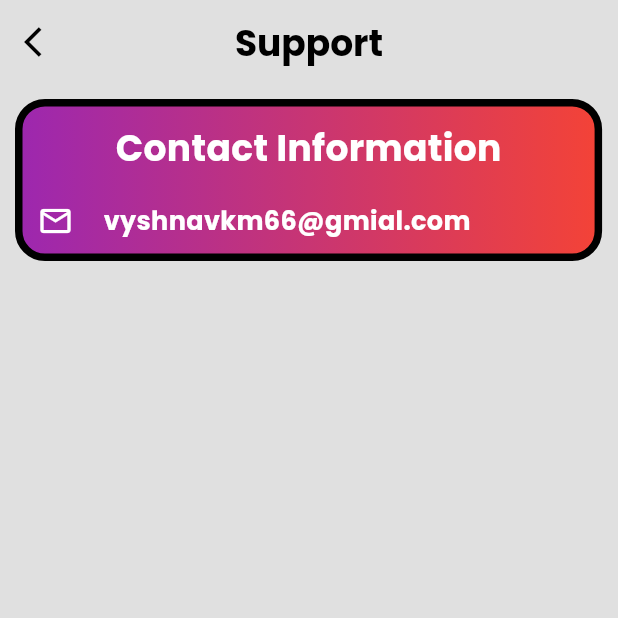
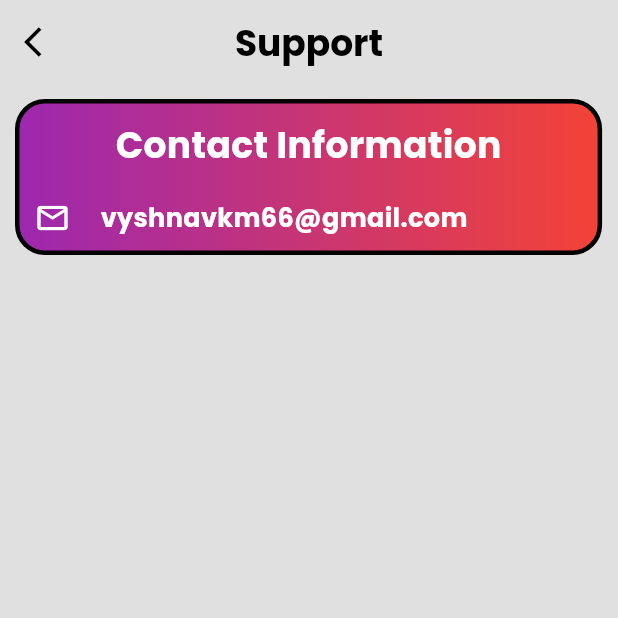
Before and after one commit to VYSHNAVKM/notely_app, a Flutter app: the SupportScreen screen opened directly, on a phone screen of 412 x 824 dp, the top half of it. Run offline on Flutter 3.47's test engine with Material 3 defaults, Android fonts, the phone set to English and light mode, and no system bars; our stand-ins replace google_fonts, hive, hive_flutter, lottie, shared_preferences; accounts and stored records are empty.

```diff
--- a/lib/view/home_screen/widgets/drawer_screens/privacypolicy.dart
+++ b/lib/view/home_screen/widgets/drawer_screens/privacypolicy.dart
@@ -47,7 +47,7 @@ class _PrivacyPolicyScreenState extends State<PrivacyPolicyScreen> {
                         LinearGradient(colors: [Colors.purple, Colors.red]),
                     border: Border.all(
                       color: primarycolordark,
-                      width: 5,
+                      width: 3,
                     )),
                 width: MediaQuery.of(context).size.width * 0.99,
                 child: Padding(
@@ -103,7 +103,7 @@ class _PrivacyPolicyScreenState extends State<PrivacyPolicyScreen> {
                       ),
                       Text("6. Third-Party Services", style: maintextlight),
                       Text(
-                        '6.1. NOTELY App may use third-party services for analytics and crash reporting. These services may collect anonymous usage data to help identify and fix app issues.\n6.2. Users are encouraged to review the privacy policies of third-party services used by NOTELY App.',
+                        '6.1 NOTELY App may use third-party services for analytics and crash reporting. These services may collect anonymous usage data to help identify and fix app issues.\n6.2 Users are encouraged to review the privacy policies of third-party services used by NOTELY App.',
                         style: descriptionstyle,
                         textAlign: TextAlign.justify,
                       ),
--- a/lib/view/home_screen/widgets/drawer_screens/support.dart
+++ b/lib/view/home_screen/widgets/drawer_screens/support.dart
@@ -42,7 +42,7 @@ class _SupportScreenState extends State<SupportScreen> {
                   gradient: LinearGradient(colors: [Colors.purple, Colors.red]),
                   border: Border.all(
                     color: primarycolordark,
-                    width: 5,
+                    width: 3,
                   )),
               width: MediaQuery.of(context).size.width * 0.95,
               child: Padding(
@@ -63,7 +63,7 @@ class _SupportScreenState extends State<SupportScreen> {
                           width: 20,
                         ),
                         Text(
-                          'vyshnavkm66@gmial.com',
+                          'vyshnavkm66@gmail.com',
                           style: subtextlight,
                         ),
                       ],
--- a/lib/view/home_screen/widgets/drawer_screens/terms_and_conditions.dart
+++ b/lib/view/home_screen/widgets/drawer_screens/terms_and_conditions.dart
@@ -19,6 +19,7 @@ class _TermsAndConditionScreenState extends State<TermsAndConditionScreen> {
     return Scaffold(
       backgroundColor: primarycolorlight,
       appBar: AppBar(
+
         leading: IconButton(
           onPressed: () {
             Navigator.pop(context);
@@ -28,7 +29,7 @@ class _TermsAndConditionScreenState extends State<TermsAndConditionScreen> {
             color: primarycolordark,
           ),
         ),
-        backgroundColor: primarycolorlight,
+        backgroundColor: bgcolor,
         centerTitle: true,
         title: Text(
           'Terms and Conditions',
@@ -48,7 +49,7 @@ class _TermsAndConditionScreenState extends State<TermsAndConditionScreen> {
                         LinearGradient(colors: [Colors.purple, Colors.red]),
                     border: Border.all(
                       color: primarycolordark,
-                      width: 5,
+                      width: 3,
                     )),
                 width: MediaQuery.of(context).size.width * 0.99,
                 child: Padding(
--- a/pubspec.yaml
+++ b/pubspec.yaml
@@ -38,6 +38,7 @@ dependencies:
   lottie: ^2.7.0
   provider: ^6.1.1
   shared_preferences: ^2.2.2
+  change_app_package_name: ^1.1.0
 
 dev_dependencies:
   build_runner: ^2.4.7
```
Also changed, not shown: pubspec.lock, 4 other files.
